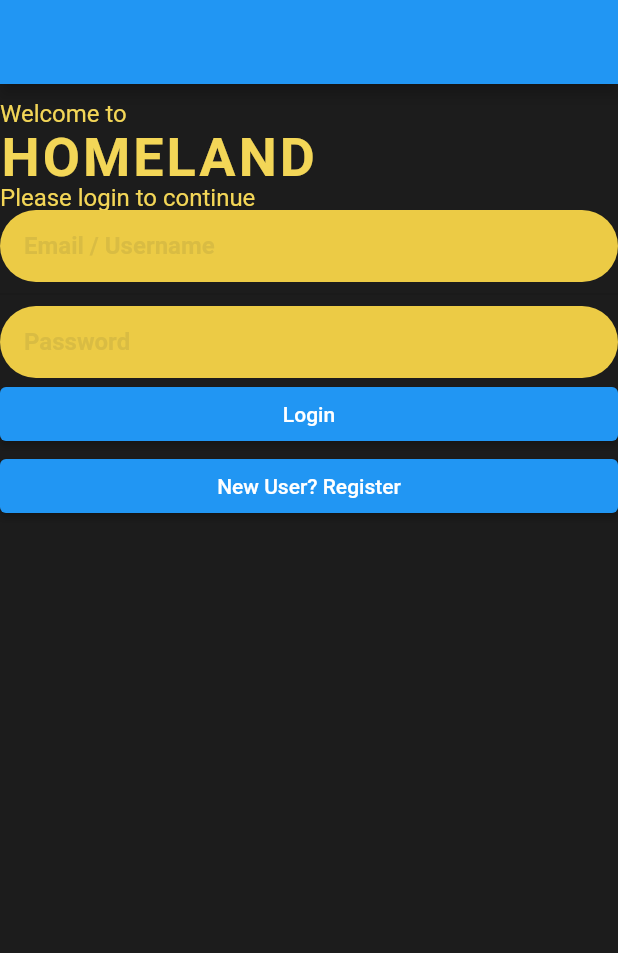
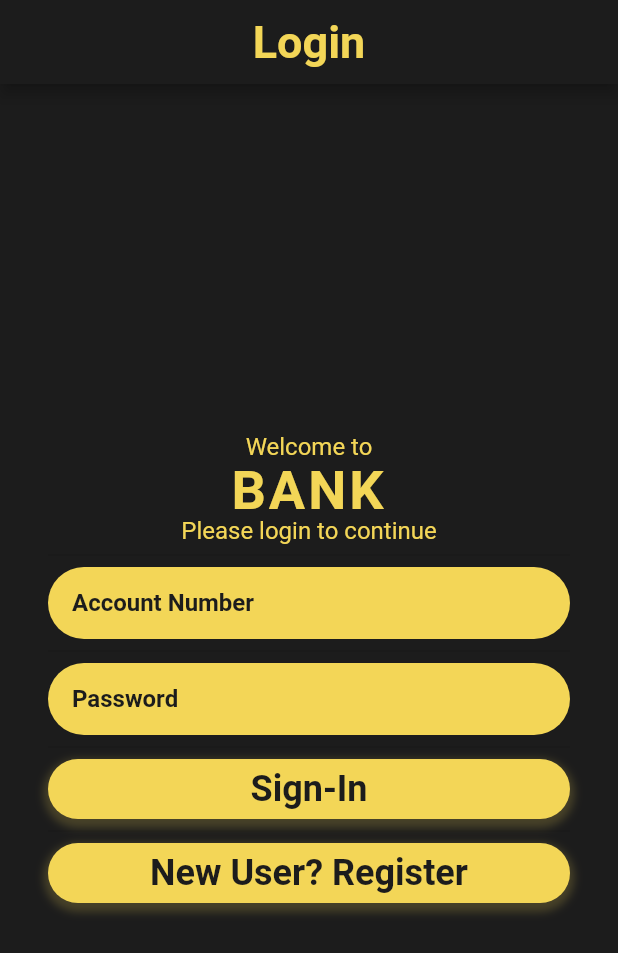
Before and after one commit to silentl007/bankapptest, a Flutter app: the screen it shows after launch, on a phone screen of 412 x 824 dp. Shown: the top 953 px of the screen. Run offline on Flutter 3.47's test engine with Material 2 defaults, Android fonts, the phone set to English and light mode, and no system bars; our stand-ins replace awesome_dialog.

Commit message:
still designing login UI

```diff
--- a/lib/login.dart
+++ b/lib/login.dart
@@ -5,6 +5,7 @@ import 'package:awesome_dialog/awesome_dialog.dart';
 
 class Login extends StatelessWidget {
   LoginLogic loginClass = LoginLogic();
+  UserWidgets userWidgets = UserWidgets();
   final usernameControl = TextEditingController();
   final passwordControl = TextEditingController();
   final _key = GlobalKey<FormState>();
@@ -12,47 +13,65 @@ class Login extends StatelessWidget {
   Widget build(BuildContext context) {
     return SafeArea(
       child: Scaffold(
-          backgroundColor: Color(0xFF1C1C1C),
-          appBar: AppBar(),
-          body: SingleChildScrollView(
+          backgroundColor: UserColors.blackbackground,
+          appBar: userWidgets.userappbar('Login'),
+          body: Center(
+            child: SingleChildScrollView(
+              child: Padding(
+                padding: EdgeInsets.symmetric(horizontal: 32, vertical: 16),
                 child: Column(
                     crossAxisAlignment: CrossAxisAlignment.stretch,
                     mainAxisAlignment: MainAxisAlignment.center,
                     children: [
-                  Text(
-                    "Welcome to",
-                    style: TextStyle(
-                      fontSize: 16,
-                      color: UserColors.yellowColor,
+                      welcomeText(
+                          text: "Welcome to",
+                          sizeFont: 16,
                           height: 2,
-                    ),
-                  ),
-                  Text(
-                    "HOMELAND",
-                    style: TextStyle(
-                      fontSize: 36,
-                      fontWeight: FontWeight.bold,
-                      color: UserColors.yellowColor,
-                      letterSpacing: 2,
+                          bold: false),
+                      welcomeText(
+                          text: "BANK",
+                          sizeFont: 36,
                           height: 1,
-                    ),
-                  ),
-                  Text(
-                    "Please login to continue",
-                    style: TextStyle(
-                      fontSize: 16,
-                      color: UserColors.yellowColor,
+                          bold: true,
+                          letterSpace: 2),
+                      welcomeText(
+                          text: "Please login to continue",
+                          sizeFont: 16,
                           height: 1,
-                    ),
-                  ),
+                          bold: false),
+                      Divider(),
                       TextFormField(
                         controller: usernameControl,
                         keyboardType: TextInputType.number,
-                    decoration: InputDecoration(
-                      hintText: 'Email / Username',
+                        decoration: inputdecor('Account Number'),
+                        validator: (text) {},
+                        onSaved: (text) {},
+                      ),
+                      Divider(),
+                      TextFormField(
+                        controller: passwordControl,
+                        keyboardType: TextInputType.text,
+                        validator: (text) {},
+                        onSaved: (text) {},
+                        decoration: inputdecor('Password')
+                      ),
+                      Divider(),
+                      button('Sign-In'),
+                      Divider(),
+                      button('New User? Register'),
+                    ]),
+              ),
+            ),
+          )),
+    );
+  }
+
+  inputdecor(String text) {
+    return InputDecoration(
+      hintText: text,
       hintStyle: TextStyle(
         fontSize: 16,
-                        color: Color(0xFFD9BC43),
+        color: UserColors.blackbackground,
         fontWeight: FontWeight.bold,
       ),
       border: OutlineInputBorder(
@@ -63,49 +82,57 @@ class Login extends StatelessWidget {
         ),
       ),
       filled: true,
-                      fillColor: Color(0xFFECCB45),
-                      contentPadding:
-                          EdgeInsets.symmetric(horizontal: 16, vertical: 0),
+      fillColor: UserColors.yellowColor,
+      contentPadding: EdgeInsets.symmetric(horizontal: 16, vertical: 0),
+    );
+  }
+
+  welcomeText(
+      {@required String text,
+      @required double sizeFont,
+      double height,
+      double letterSpace,
+      bool bold}) {
+    return Text(
+      text,
+      textAlign: TextAlign.center,
+      style: TextStyle(
+        fontSize: sizeFont,
+        fontWeight: bold ? FontWeight.bold : FontWeight.normal,
+        color: UserColors.yellowColor,
+        letterSpacing: letterSpace ?? 0,
+        height: height ?? 0,
       ),
-                    validator: (text) {},
-                    onSaved: (text) {},
+    );
+  }
+
+  button(String text) {
+    return Container(
+      height: 40,
+      decoration: BoxDecoration(
+        color: UserColors.yellowColor,
+        borderRadius: BorderRadius.all(
+          Radius.circular(25),
         ),
-                  Divider(),
-                  TextFormField(
-                    controller: passwordControl,
-                    keyboardType: TextInputType.text,
-                    validator: (text) {},
-                    onSaved: (text) {},
-                    decoration: InputDecoration(
-                      hintText: 'Password',
-                      hintStyle: TextStyle(
-                        fontSize: 16,
-                        color: Color(0xFFD9BC43),
+        boxShadow: [
+          BoxShadow(
+            color: Color(0xFFF3D657).withOpacity(0.2),
+            spreadRadius: 3,
+            blurRadius: 4,
+            offset: Offset(0, 3),
+          ),
+        ],
+      ),
+      child: Center(
+        child: Text(
+          text,
+          style: TextStyle(
+            fontSize: 24,
             fontWeight: FontWeight.bold,
-                      ),
-                      border: OutlineInputBorder(
-                        borderRadius: BorderRadius.circular(25),
-                        borderSide: BorderSide(
-                          width: 0,
-                          style: BorderStyle.none,
+            color: UserColors.blackbackground,
           ),
         ),
-                      filled: true,
-                      fillColor: Color(0xFFECCB45),
-                      contentPadding:
-                          EdgeInsets.symmetric(horizontal: 16, vertical: 0),
       ),
-                  ),
-                  ElevatedButton(
-                    child: Text('Login'),
-                    onPressed: () {},
-                  ),
-                  ElevatedButton(
-                    child: Text('New User? Register'),
-                    onPressed: () {},
-                  )
-                ]),
-          )),
     );
   }
 
--- a/lib/main.dart
+++ b/lib/main.dart
@@ -1,5 +1,6 @@
 import 'package:bankapp/login.dart';
 import 'package:flutter/material.dart';
+import 'package:bankapp/model.dart';
 
 void main() {
   runApp(MyApp());
@@ -9,6 +10,7 @@ class MyApp extends StatelessWidget {
   @override
   Widget build(BuildContext context) {
     return MaterialApp(
+      theme: ThemeData(primarySwatch: Colors.yellow),
       home: Login(),
     );
   }
--- a/lib/model.dart
+++ b/lib/model.dart
@@ -5,6 +5,22 @@ import 'package:http/http.dart' as http;
 class UserColors {
   static const blackbackground = Color(0xFF1C1C1C);
   static const yellowColor = Color(0xFFF3D657);
+}
+
+class UserWidgets {
+  userappbar(String text) {
+    return AppBar(
+      title: Text(
+        text,
+        style: TextStyle(
+            color: UserColors.yellowColor,
+            fontWeight: FontWeight.bold,
+            fontSize: 30),
+      ),
+      centerTitle: true,
+      backgroundColor: UserColors.blackbackground,
+    );
+  }
 }
 
 class LoginLogic {
```
Lines whose indentation alone changed are shown as unchanged.
